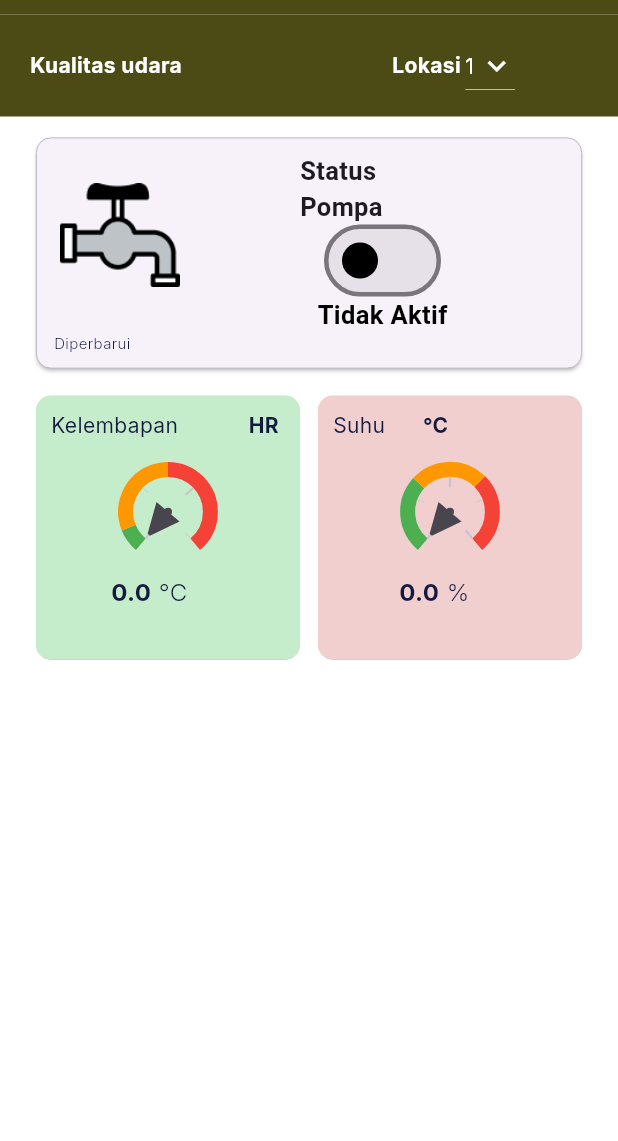
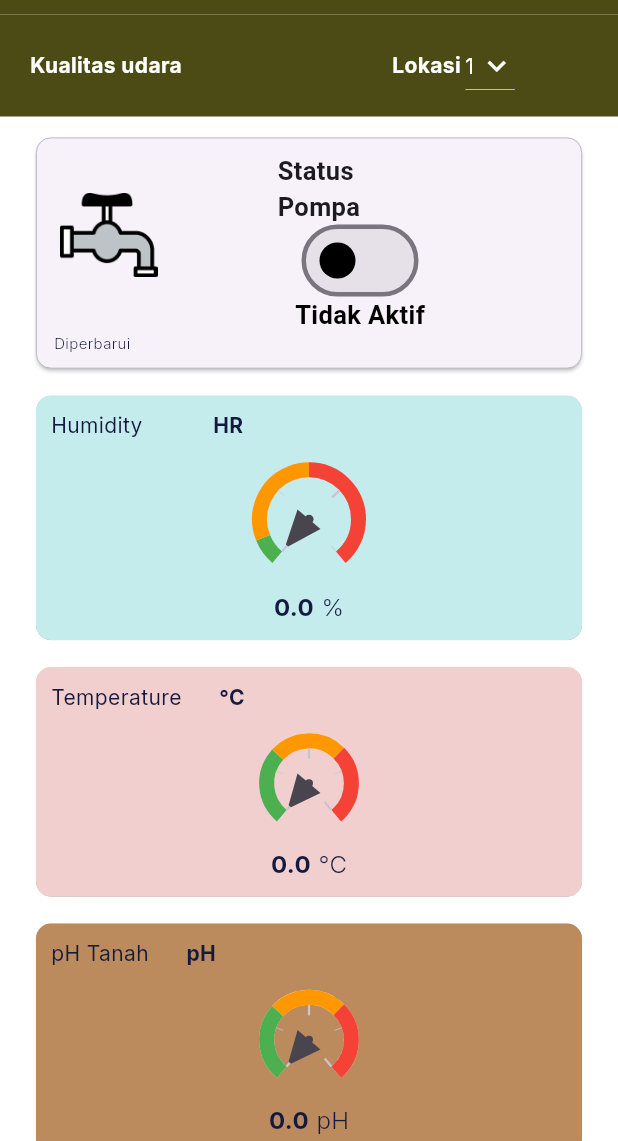
Before and after one commit to bintangandk/mobile-nursery-gapoktan, a Flutter app: the DashboardPage screen opened directly, on a phone screen of 412 x 824 dp, the part 95-1236 px from its top. Run offline on Flutter 3.47's test engine with Material 3 defaults, Android fonts, the phone set to English and light mode, and no system bars; drawn by our look-alikes of syncfusion_flutter_gauges; our stand-ins replace fl_chart, google_fonts, shared_preferences; accounts and stored records are empty; network calls fail.

Commit message:
change postion card buildgas, add card ph, add model & services control (not final)

```diff
--- /dev/null
+++ b/lib/Models/control_state.dart
@@ -0,0 +1,19 @@
+class ControlState {
+  final bool isPumpActive;
+
+  ControlState({required this.isPumpActive});
+
+  // Method untuk parsing dari JSON
+  factory ControlState.fromJson(Map<String, dynamic> json) {
+    return ControlState(
+      isPumpActive: json['is_pump_active'], // Sesuaikan key dengan API
+    );
+  }
+
+  // Method untuk mengonversi model ke JSON (jika diperlukan)
+  Map<String, dynamic> toJson() {
+    return {
+      'is_pump_active': isPumpActive,
+    };
+  }
+}
--- a/lib/Models/gas_reading.dart
+++ b/lib/Models/gas_reading.dart
@@ -38,7 +38,7 @@
       humidity: (json['humidity'] as List)
           .map((i) => GasReading.fromJson(i))
           .toList(),
-      temperature: (json['temperature'] as List)
+      temperature: (json['Temperature'] as List)
           .map((i) => GasReading.fromJson(i))
           .toList(),
     );
--- a/lib/Screens/dashboard_page.dart
+++ b/lib/Screens/dashboard_page.dart
@@ -110,7 +110,7 @@
   String dropdownvalue = '1';
 
   // List of items in our dropdown menu
-  var items = ['1', '2', '3', '4'];
+  var items = ['1', '2', '3', '4', '5', '6'];
   @override
   Widget build(BuildContext context) {
     return Scaffold(
@@ -231,8 +231,8 @@
                                                 ),
                                                 Image.asset(
                                                     'assets/pump-icon.png',
-                                                    height: 80,
-                                                    width: 80),
+                                                    height: 65,
+                                                    width: 65),
                                                 const SizedBox(
                                                   width: 80,
                                                 ),
@@ -298,24 +298,27 @@
                           ),
                           Padding(
                             padding: const EdgeInsets.symmetric(horizontal: 20.0),
-                            child: GridView.count(
-                              crossAxisCount: 2,
-                              crossAxisSpacing: 4,
-                              mainAxisSpacing: 4,
-                              shrinkWrap: true,
-                              physics: NeverScrollableScrollPhysics(),
+                            child: Column(
                               children: [
                                 buildGasCard(
-                                  'Kelembapan',
+                                  'Humidity',
                                   'HR',
                                   humidity,
-                                  Color.fromRGBO(197, 237, 203, 1),
+                                  Color.fromRGBO(197, 236, 237, 1),
                                 ),
+                                SizedBox(height: 10),
                                 buildGasCard2(
-                                  'Suhu',
+                                  'Temperature',
                                   '°C',
                                   temperature,
                                   Color.fromRGBO(242, 207, 207, 1),
+                                ),
+                                SizedBox(height: 10),
+                                buildGasCard3(
+                                  'pH Tanah',
+                                  'pH',
+                                  temperature,
+                                  Color.fromRGBO(188, 139, 93, 1),
                                 ),
                               ],
                             ),
@@ -420,8 +423,8 @@
             ),
             SizedBox(height: 10),
             Container(
-                height: 75,
-                width: 70,
+                height: 85,
+                width: 80,
                 child: SfRadialGauge(axes: <RadialAxis>[
                   RadialAxis(minimum: 0, maximum: 300, showLabels: false, showAxisLine: true,ranges: <GaugeRange>[
                     GaugeRange(
@@ -430,7 +433,7 @@
                         startValue: 30, endValue: 150, color: Colors.orange),
                     GaugeRange(startValue: 150, endValue: 300, color: Colors.red)
                   ], pointers: <GaugePointer>[
-                    NeedlePointer(value: temperature)
+                    NeedlePointer(value: humidity)
                   ], annotations: <GaugeAnnotation>[
                     GaugeAnnotation(
                         widget: Container(
@@ -443,18 +446,21 @@
                   ])
                 ])),
             SizedBox(height: 5),
-            Row(
-              children: [
-                const SizedBox(
-                  width: 40,
-                ),
-                Text('$value',
-                    style: blackTextStyle.copyWith(fontWeight: bold, fontSize: 16)),
-                const SizedBox(
-                  width: 5,
-                ),
-                Text('°C', style: blackTextStyle.copyWith(fontWeight: light, fontSize: 16)),
-              ],
+              Center(
+              child: Row(
+                mainAxisSize: MainAxisSize.min, // Mengatur ukuran Row hanya sebesar isinya
+                children: [
+                  Text(
+                    '$value',
+                    style: blackTextStyle.copyWith(fontWeight: bold, fontSize: 16),
+                  ),
+                  const SizedBox(width: 5), // Jarak antara nilai dan unit
+                  Text(
+                    '%',
+                    style: blackTextStyle.copyWith(fontWeight: light, fontSize: 16),
+                  ),
+                ],
+              ),
             )
           ],
         ),
@@ -498,7 +504,7 @@
                         startValue: 33, endValue: 66, color: Colors.orange),
                     GaugeRange(startValue: 66, endValue: 100, color: Colors.red)
                   ], pointers: <GaugePointer>[
-                    NeedlePointer(value: humidity)
+                    NeedlePointer(value: temperature)
                   ], annotations: <GaugeAnnotation>[
                     GaugeAnnotation(
                         widget: Container(
@@ -511,19 +517,93 @@
                   ])
                 ])),
             SizedBox(height: 5),
+            Center(
+              child: Row(
+                mainAxisSize: MainAxisSize.min, // Mengatur ukuran Row hanya sebesar isinya
+                children: [
+                  Text(
+                    '$value',
+                    style: blackTextStyle.copyWith(fontWeight: bold, fontSize: 16),
+                  ),
+                  const SizedBox(width: 5), // Jarak antara nilai dan unit
+                  Text(
+                    '°C',
+                    style: blackTextStyle.copyWith(fontWeight: light, fontSize: 16),
+                  ),
+                ],
+              ),
+            ),
+          ],
+        ),
+      ),
+    );
+  }
+
+  Widget buildGasCard3(
+      String title, String kode, double value, Color color) {
+    return Card(
+      elevation: 0.1,
+      shape: RoundedRectangleBorder(
+        borderRadius: BorderRadius.circular(10),
+        side: BorderSide(color: color, width: 0.1),
+      ),
+      color: color,
+      child: Padding(
+        padding: const EdgeInsets.all(10.0),
+        child: Column(
+          mainAxisAlignment: MainAxisAlignment.start,
+          children: [
             Row(
               children: [
+                Text(title,
+                    style: blackTextStyle.copyWith(fontWeight: regular)),
                 const SizedBox(
-                  width: 44,
+                  width: 25,
                 ),
-                Text('$value',
-                    style: blackTextStyle.copyWith(fontWeight: bold, fontSize: 16)),
-                const SizedBox(
-                  width: 5,
-                ),
-                Text('%', style: blackTextStyle.copyWith(fontWeight: light, fontSize: 16)),
+                Text(kode, style: blackTextStyle.copyWith(fontWeight: bold)),
               ],
-            )
+            ),
+            SizedBox(height: 10),
+            Container(
+                height: 75,
+                width: 70,
+                child: SfRadialGauge(axes: <RadialAxis>[
+                  RadialAxis(minimum: 0, maximum: 100, showLabels: false, showAxisLine: true, ranges: <GaugeRange>[
+                    GaugeRange(
+                        startValue: 0, endValue: 33, color: Colors.green),
+                    GaugeRange(
+                        startValue: 33, endValue: 66, color: Colors.orange),
+                    GaugeRange(startValue: 66, endValue: 100, color: Colors.red)
+                  ], pointers: <GaugePointer>[
+                    NeedlePointer(value: temperature)
+                  ], annotations: <GaugeAnnotation>[
+                    GaugeAnnotation(
+                        widget: Container(
+                            child: Text('',
+                                style: TextStyle(
+                                    fontSize: 15,
+                                    fontWeight: FontWeight.w200))),
+                        angle: 90,
+                        positionFactor: 0.5)
+                  ])
+                ])),
+            SizedBox(height: 5),
+            Center(
+              child: Row(
+                mainAxisSize: MainAxisSize.min, // Mengatur ukuran Row hanya sebesar isinya
+                children: [
+                  Text(
+                    '$value',
+                    style: blackTextStyle.copyWith(fontWeight: bold, fontSize: 16),
+                  ),
+                  const SizedBox(width: 5), // Jarak antara nilai dan unit
+                  Text(
+                    'pH',
+                    style: blackTextStyle.copyWith(fontWeight: light, fontSize: 16),
+                  ),
+                ],
+              ),
+            ),
           ],
         ),
       ),
--- /dev/null
+++ b/lib/services/api_control_state.dart
@@ -0,0 +1,31 @@
+import 'dart:convert';
+import 'package:http/http.dart' as http;
+import '../models/control_state.dart';
+
+class ControlService {
+  final String baseUrl = 'https://your-api-url.com/api'; // Sesuaikan dengan URL Laravel API
+
+  // Fetch status pompa dari server
+  Future<ControlState> fetchControlState() async {
+    final response = await http.get(Uri.parse('$baseUrl/control'));
+
+    if (response.statusCode == 200) {
+      return ControlState.fromJson(json.decode(response.body));
+    } else {
+      throw Exception('Failed to load control state');
+    }
+  }
+
+  // Update status pompa (true/false) di server
+  Future<void> updateControlState(bool isPumpActive) async {
+    final response = await http.put(
+      Uri.parse('$baseUrl/control'),
+      headers: {'Content-Type': 'application/json'},
+      body: json.encode({'is_pump_active': isPumpActive}),
+    );
+
+    if (response.statusCode != 200) {
+      throw Exception('Failed to update control state');
+    }
+  }
+}
```
